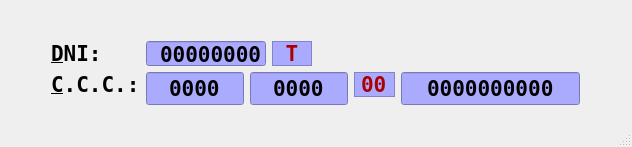
First picture: the form in mainwindow.ui, repository jamj2000/dni, before the edit.
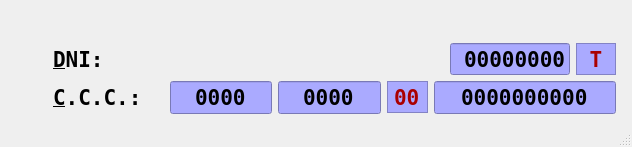
Second picture: the form after the edit.

```diff
--- a/mainwindow.ui
+++ b/mainwindow.ui
@@ -17,6 +17,9 @@
    <bool>false</bool>
   </property>
   <widget class="QWidget" name="centralWidget">
+   <property name="enabled">
+    <bool>true</bool>
+   </property>
    <property name="font">
     <font>
      <family>DejaVu Sans Mono</family>
@@ -28,14 +31,16 @@
    <widget class="QWidget" name="">
     <property name="geometry">
      <rect>
-      <x>40</x>
-      <y>30</y>
-      <width>569</width>
-      <height>78</height>
+      <x>42</x>
+      <y>32</y>
+      <width>585</width>
+      <height>92</height>
      </rect>
     </property>
-    <layout class="QGridLayout" name="gridLayout">
-     <item row="0" column="0">
+    <layout class="QHBoxLayout" name="horizontalLayout_3">
+     <item>
+      <layout class="QVBoxLayout" name="verticalLayout">
+       <item>
       <widget class="QLabel" name="label">
        <property name="text">
         <string>&amp;DNI:</string>
@@ -45,8 +50,35 @@
        </property>
       </widget>
      </item>
-     <item row="0" column="1">
+       <item>
+        <widget class="QLabel" name="label_2">
+         <property name="text">
+          <string>&amp;C.C.C.:</string>
+         </property>
+         <property name="buddy">
+          <cstring>entidad</cstring>
+         </property>
+        </widget>
+       </item>
+      </layout>
+     </item>
+     <item>
+      <layout class="QVBoxLayout" name="verticalLayout_2">
+       <item>
       <layout class="QHBoxLayout" name="horizontalLayout">
+         <item>
+          <spacer name="horizontalSpacer">
+           <property name="orientation">
+            <enum>Qt::Horizontal</enum>
+           </property>
+           <property name="sizeHint" stdset="0">
+            <size>
+             <width>40</width>
+             <height>20</height>
+            </size>
+           </property>
+          </spacer>
+         </item>
        <item>
         <widget class="QLineEdit" name="dni">
          <property name="sizePolicy">
@@ -146,33 +178,23 @@
          </property>
         </widget>
        </item>
-       <item>
-        <spacer name="horizontalSpacer">
-         <property name="orientation">
-          <enum>Qt::Horizontal</enum>
-         </property>
-         <property name="sizeHint" stdset="0">
-          <size>
-           <width>40</width>
-           <height>20</height>
-          </size>
-         </property>
-        </spacer>
-       </item>
-      </layout>
-     </item>
-     <item row="1" column="0">
-      <widget class="QLabel" name="label_2">
-       <property name="text">
-        <string>&amp;C.C.C.:</string>
-       </property>
-       <property name="buddy">
-        <cstring>entidad</cstring>
-       </property>
-      </widget>
-     </item>
-     <item row="1" column="1">
+        </layout>
+       </item>
+       <item>
       <layout class="QHBoxLayout" name="horizontalLayout_2">
+         <item>
+          <spacer name="horizontalSpacer_2">
+           <property name="orientation">
+            <enum>Qt::Horizontal</enum>
+           </property>
+           <property name="sizeHint" stdset="0">
+            <size>
+             <width>40</width>
+             <height>20</height>
+            </size>
+           </property>
+          </spacer>
+         </item>
        <item>
         <widget class="QLineEdit" name="entidad">
          <property name="minimumSize">
@@ -323,18 +345,7 @@
          </property>
         </widget>
        </item>
-       <item>
-        <spacer name="horizontalSpacer_2">
-         <property name="orientation">
-          <enum>Qt::Horizontal</enum>
-         </property>
-         <property name="sizeHint" stdset="0">
-          <size>
-           <width>40</width>
-           <height>20</height>
-          </size>
-         </property>
-        </spacer>
+        </layout>
        </item>
       </layout>
      </item>
```
Lines whose indentation alone changed are shown as unchanged.
